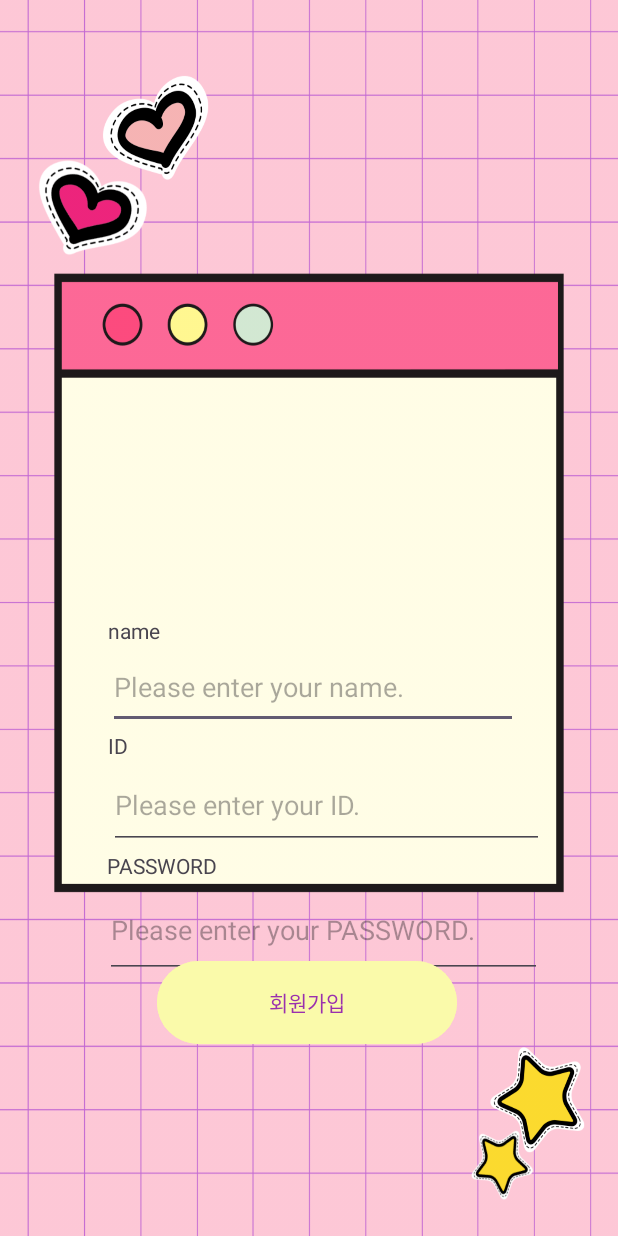
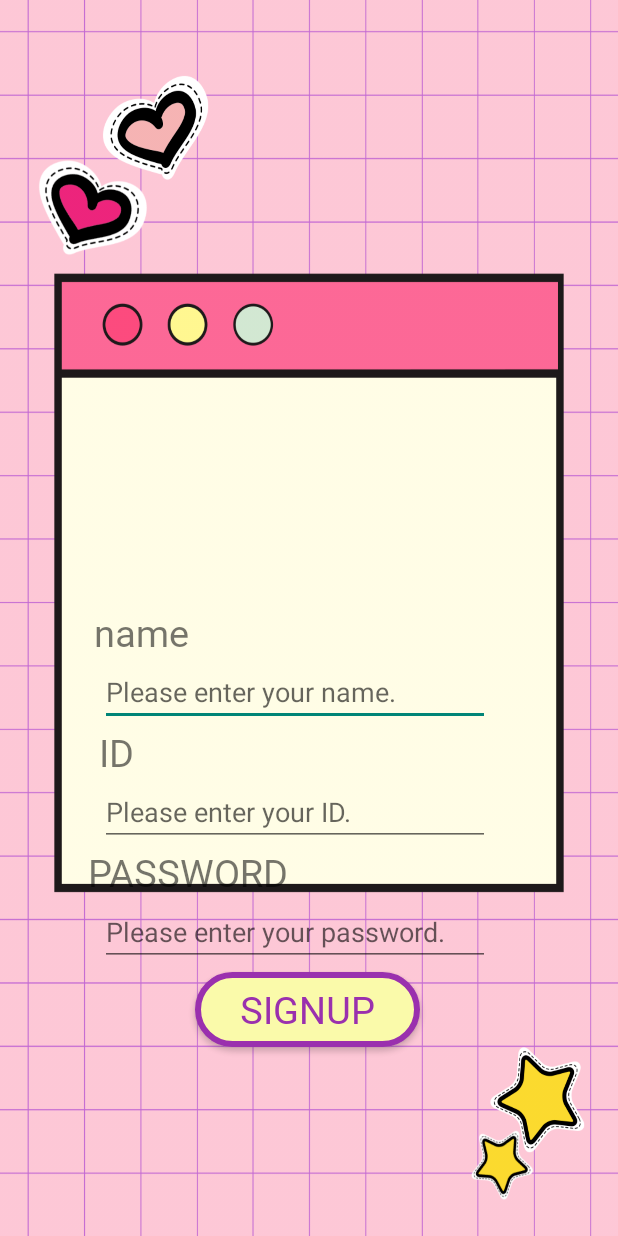
Before and after one commit to hamham1210/introduce.app, an Android app: the SignUpActivity screen opened directly, with no data from a screen before it, on a phone screen of 412 x 824 dp. Run offline under Robolectric (Android 15) with nearby library versions, the light colour scheme and no system bars.

Commit message:
LV4수정사항

```diff
--- a/app/src/main/java/com/example/introduce/HomeActivity.kt
+++ b/app/src/main/java/com/example/introduce/HomeActivity.kt
@@ -14,8 +14,8 @@ class HomeActivity : AppCompatActivity() {
     override fun onCreate(savedInstanceState: Bundle?) {//앱이 최초 실행 됐을때 수행
         super.onCreate(savedInstanceState)
         setContentView(R.layout.activity_home) //xml 화면 뷰와 연결한다.
-        var input_id = findViewById<TextView>(R.id.input_id)
-        var randomImageView = findViewById<ImageView>(R.id.imageprofile)
+        val input_id = findViewById<TextView>(R.id.input_id)
+        val randomImageView = findViewById<ImageView>(R.id.imageprofile)
 
         imageArray = resources.obtainTypedArray(R.array.self_image).use { typedArray ->
             Array(typedArray.length()) { typedArray.getResourceId(it, 0) }
@@ -27,7 +27,7 @@ class HomeActivity : AppCompatActivity() {
         {
             input_id.text = intent.getStringExtra("ID")
         }
-        var btn_end = findViewById<Button>(R.id.button_finish)
+        val btn_end = findViewById<Button>(R.id.button_finish)
         btn_end.setOnClickListener {
             var intent2 = Intent(this, SignInActivity::class.java)
             startActivity(intent2)
--- a/app/src/main/java/com/example/introduce/SignInActivity.kt
+++ b/app/src/main/java/com/example/introduce/SignInActivity.kt
@@ -45,15 +45,15 @@ class SignInActivity : AppCompatActivity() {
                 btnlogin.setOnClickListener {
                     val intent = Intent(this, HomeActivity::class.java)
                     val id = idEditText.text.toString()
-                    Toast.makeText(this, "로그인 성공", Toast.LENGTH_SHORT).show()
+                    Toast.makeText(this, getString(R.string.toast_msg_idS), Toast.LENGTH_SHORT).show()
                     intent.putExtra("ID", id)
                     startActivity(intent)// ID라는 name으로 id value를 담아서 전달한다.
                 }//토스트 메시지 생성
             } else {
                 btnlogin.setOnClickListener {
-                    Toast.makeText(this, "아이디/비밀번호를 확인해주세요", Toast.LENGTH_SHORT).show()
+                    Toast.makeText(this, getString(R.string.toast_msg_idpaErr), Toast.LENGTH_SHORT).show()
                 }
-                return
+
             }
         }
         checkAndShowToast()
--- a/app/src/main/java/com/example/introduce/SignUpActivity.kt
+++ b/app/src/main/java/com/example/introduce/SignUpActivity.kt
@@ -19,29 +19,30 @@ class SignUpActivity : AppCompatActivity() {
 
 
         fun signup() {
-            val pw = editpw.text.toString()
-            val id = editid.text.toString()
-            when {
-                editname.text.isNotBlank() && editpw.text.isNotBlank() && editid.text.isNotBlank() -> {
+            if (editname.text.isNotBlank() && editpw.text.isNotBlank() && editid.text.isNotBlank()){
                     btnsignup.setOnClickListener {
-                        Toast.makeText(this, "회원가입 성공", Toast.LENGTH_SHORT).show()
-                        var intent = Intent(this,SignInActivity::class.java)
-                        intent.putExtra("id", id)
-                        intent.putExtra("pw", pw)
+                        Toast.makeText(
+                            this,
+                            getString(R.string.toast_msg_signupS),
+                            Toast.LENGTH_SHORT
+                        ).show()
+                        var intent = Intent(this, SignInActivity::class.java)
+                        intent.putExtra("id", editid.text.toString())
+                        intent.putExtra("pw", editpw.text.toString())
                         setResult(RESULT_OK, intent)
                         finish()
-
                     }
                 }
-
-                else -> {
+                else {
                     btnsignup.setOnClickListener {
-                        Toast.makeText(this, "입력되지 않은 정보가 있습니다.", Toast.LENGTH_SHORT).show()
+                        Toast.makeText(
+                            this,
+                            getString(R.string.toast_signup_Err),
+                            Toast.LENGTH_SHORT
+                        ).show()
                     }
                 }
             }
-
-        }
         signup()
         editid.addTextChangedListener {
             signup()
@@ -53,6 +54,4 @@ class SignUpActivity : AppCompatActivity() {
             signup()
         }
     }
-
-
 }
--- /dev/null
+++ b/app/src/main/res/drawable/button.xml
@@ -0,0 +1,27 @@
+<?xml version="1.0" encoding="utf-8"?>
+<selector xmlns:android="http://schemas.android.com/apk/res/android">
+
+    <item android:state_pressed="true">
+        <shape android:shape="rectangle">
+            <solid android:color="@color/introduceColor"/>
+            <stroke
+                android:width="4dp"
+                android:color="@color/buttonFontColor" />
+            <corners android:radius="100dp" />
+
+        </shape>
+    </item>
+
+    <item>
+        <shape android:shape="rectangle">
+            <solid android:color="@color/buttonColcr"/>
+            <stroke
+                android:width="4dp"
+                android:color="@color/buttonFontColor" />
+
+            <corners android:radius="100dp" />
+
+        </shape>
+
+    </item>
+</selector>
--- a/app/src/main/res/layout/activity_sign_up.xml
+++ b/app/src/main/res/layout/activity_sign_up.xml
@@ -11,10 +11,12 @@
         android:id="@+id/signup_name"
         android:layout_width="wrap_content"
         android:layout_height="wrap_content"
-        android:text="name"
+        android:fontFamily="@font/singleday"
+        android:text="@string/sign_name"
+        android:textSize="25dp"
         app:layout_constraintBottom_toTopOf="@+id/editText_name"
         app:layout_constraintEnd_toEndOf="parent"
-        app:layout_constraintHorizontal_bias="0.191"
+        app:layout_constraintHorizontal_bias="0.18"
         app:layout_constraintStart_toStartOf="parent"
         app:layout_constraintTop_toTopOf="parent"
         app:layout_constraintVertical_bias="1.0" />
@@ -23,19 +25,21 @@
         android:id="@+id/signup_Id"
         android:layout_width="wrap_content"
         android:layout_height="wrap_content"
-        android:layout_marginBottom="1dp"
-        android:text="ID"
+        android:fontFamily="@font/singleday"
+        android:text="@string/sign_id"
+        android:textSize="25dp"
         app:layout_constraintBottom_toTopOf="@+id/editText_pw"
         app:layout_constraintEnd_toEndOf="parent"
-        app:layout_constraintHorizontal_bias="0.18"
+        app:layout_constraintHorizontal_bias="0.169"
         app:layout_constraintStart_toStartOf="parent" />
 
     <TextView
         android:id="@+id/signup_pw"
         android:layout_width="wrap_content"
         android:layout_height="wrap_content"
-        android:layout_marginBottom="1dp"
-        android:text="PASSWORD"
+        android:fontFamily="@font/singleday"
+        android:text="@string/signin_pw"
+        android:textSize="25dp"
         app:layout_constraintBottom_toTopOf="@+id/editText_id"
         app:layout_constraintEnd_toEndOf="parent"
         app:layout_constraintHorizontal_bias="0.21"
@@ -43,47 +47,44 @@
 
     <EditText
         android:id="@+id/editText_name"
-        android:layout_width="273dp"
-        android:layout_height="56dp"
-        android:layout_marginBottom="1dp"
-        android:ems="10"
-        android:hint="Please enter your name."
+        android:layout_width="260dp"
+        android:layout_height="45dp"
+        android:hint="@string/signup_name"
         app:layout_constraintBottom_toTopOf="@+id/signup_Id"
         app:layout_constraintEnd_toEndOf="parent"
-        app:layout_constraintHorizontal_bias="0.521"
+        app:layout_constraintHorizontal_bias="0.437"
         app:layout_constraintStart_toStartOf="parent" />
 
     <EditText
         android:id="@+id/editText_id"
-        android:layout_width="291dp"
-        android:layout_height="64dp"
-        android:layout_marginBottom="172dp"
-        android:ems="10"
-        android:hint="Please enter your PASSWORD."
+        android:layout_width="260dp"
+        android:layout_height="45dp"
+        android:layout_marginBottom="180dp"
+        android:hint="@string/signin_pwhint"
         android:inputType="textPassword"
         app:layout_constraintBottom_toBottomOf="parent"
         app:layout_constraintEnd_toEndOf="parent"
-        app:layout_constraintHorizontal_bias="0.579"
+        app:layout_constraintHorizontal_bias="0.437"
         app:layout_constraintStart_toStartOf="parent" />
 
     <EditText
         android:id="@+id/editText_pw"
-        android:layout_width="290dp"
-        android:layout_height="58dp"
-        android:layout_marginBottom="1dp"
-        android:ems="10"
-        android:hint="Please enter your ID."
+        android:layout_width="260dp"
+        android:layout_height="45dp"
+        android:hint="@string/signin_idhint"
         app:layout_constraintBottom_toTopOf="@+id/signup_pw"
         app:layout_constraintEnd_toEndOf="parent"
-        app:layout_constraintHorizontal_bias="0.595"
+        app:layout_constraintHorizontal_bias="0.437"
         app:layout_constraintStart_toStartOf="parent" />
 
     <Button
         android:id="@+id/buttonsignup"
-        android:layout_width="200dp"
-        android:layout_height="63dp"
-        android:backgroundTint="@color/buttonColcr"
-        android:text="회원가입"
+        android:layout_width="150dp"
+        android:layout_height="50dp"
+        android:background="@drawable/button"
+        android:text="@string/signup_signup"
+        android:fontFamily="@font/singleday"
+        android:textSize="25dp"
         android:textColor="@color/buttonFontColor"
         app:layout_constraintBottom_toBottomOf="parent"
         app:layout_constraintEnd_toEndOf="parent"
@@ -91,4 +92,5 @@
         app:layout_constraintStart_toStartOf="parent"
         app:layout_constraintTop_toTopOf="parent"
         app:layout_constraintVertical_bias="0.837" />
+
 </androidx.constraintlayout.widget.ConstraintLayout>
--- a/app/src/main/res/values-night/themes.xml
+++ b/app/src/main/res/values-night/themes.xml
@@ -2,6 +2,8 @@
     <!-- Base application theme. -->
     <style name="Base.Theme.Introduce" parent="Theme.Material3.DayNight.NoActionBar">
         <!-- Customize your dark theme here. -->
+        <item name="windowActionBar">false</item>
+        <item name="windowNoTitle">true</item>
         <!-- <item name="colorPrimary">@color/my_dark_primary</item> -->
     </style>
 </resources>
--- a/app/src/main/res/values/strings.xml
+++ b/app/src/main/res/values/strings.xml
@@ -1,3 +1,21 @@
 <resources>
     <string name="app_name">introduce</string>
+    <string name="sign_id">ID</string>
+    <string name="signin_idhint">Please enter your ID.</string>
+    <string name="signin_pw">PASSWORD</string>
+    <string name="signin_pwhint">Please enter your password.</string>
+    <string name="signin_signin">signin</string>
+    <string name="signin_signup">signup</string>
+    <string name="home_name">이름 : 박혜린</string>
+    <string name="home_age">나이 : 28</string>
+    <string name="home_mbti">mbti : ISTJ</string>
+    <string name="home_end">종료</string>
+    <string name="home_title">Introduce</string>
+    <string name="sign_name">name</string>
+    <string name="signup_name">Please enter your name.</string>
+    <string name="signup_signup">signup</string>
+    <string name="toast_msg_idS">로그인 성공</string>
+    <string name="toast_msg_idpaErr">아이디/비밀번호를 확인해주세요</string>
+    <string name="toast_msg_signupS">회원가입 성공</string>
+    <string name="toast_signup_Err">입력되지 않은 정보가 있습니다.</string>
 </resources>
--- a/app/src/main/res/values/themes.xml
+++ b/app/src/main/res/values/themes.xml
@@ -1,7 +1,9 @@
 <resources xmlns:tools="http://schemas.android.com/tools">
     <!-- Base application theme. -->
-    <style name="Base.Theme.Introduce" parent="Theme.Material3.DayNight.NoActionBar">
+    <style name="Base.Theme.Introduce" parent="Theme.AppCompat.Light">
         <!-- Customize your light theme here. -->
+        <item name="windowActionBar">false</item>
+        <item name="windowNoTitle">true</item>
         <!-- <item name="colorPrimary">@color/my_light_primary</item> -->
     </style>
 
```
Also changed, not shown: app/src/main/res/font/familyfont.xml (added, +10 -0 lines), app/src/main/res/layout/activity_home.xml (+72 -195 lines), app/src/main/res/layout/activity_sign.xml (+20 -12 lines), app/src/main/res/drawable-v24/icon_arrow.png (added), app/src/main/res/drawable-v24/icon_cherry.png (added), app/src/main/res/drawable-v24/icon_return.png (added), app/src/main/res/drawable/icon_lemon.png (added), 1 other file.
